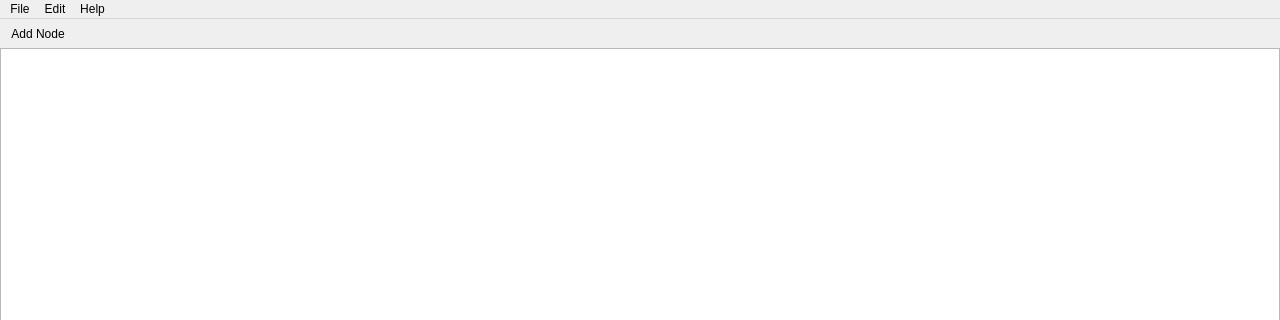
Old version of the form storymaster/view/common/storymaster_main.ui in the repository Bohndiggin/storymaster; both pictures show x 0 to 1280 and y 0 to 320 of the 1280 by 720 pixel window.
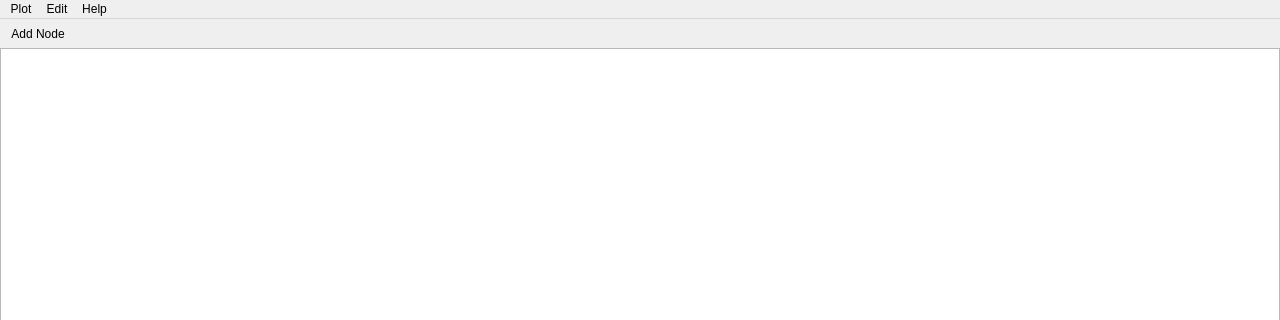
New version of the form.

Commit message: fix for litography Plot

What changed in the file:
```diff
--- a/storymaster/view/common/storymaster_main.ui
+++ b/storymaster/view/common/storymaster_main.ui
@@ -548,9 +548,9 @@
      <height>25</height>
     </rect>
    </property>
-   <widget class="QMenu" name="menuFile">
+   <widget class="QMenu" name="menuPlot">
     <property name="title">
-     <string>File</string>
+     <string>Plot</string>
     </property>
     <addaction name="actionNew"/>
     <addaction name="actionOpen"/>
@@ -573,7 +573,7 @@
     </property>
     <addaction name="actionAbout"/>
    </widget>
-   <addaction name="menuFile"/>
+   <addaction name="menuPlot"/>
    <addaction name="menuEdit"/>
    <addaction name="menuHelp"/>
   </widget>
```
Left out of the diff: 34 changed lines with no effect on the pictures. The commit also changes 3 other files.
